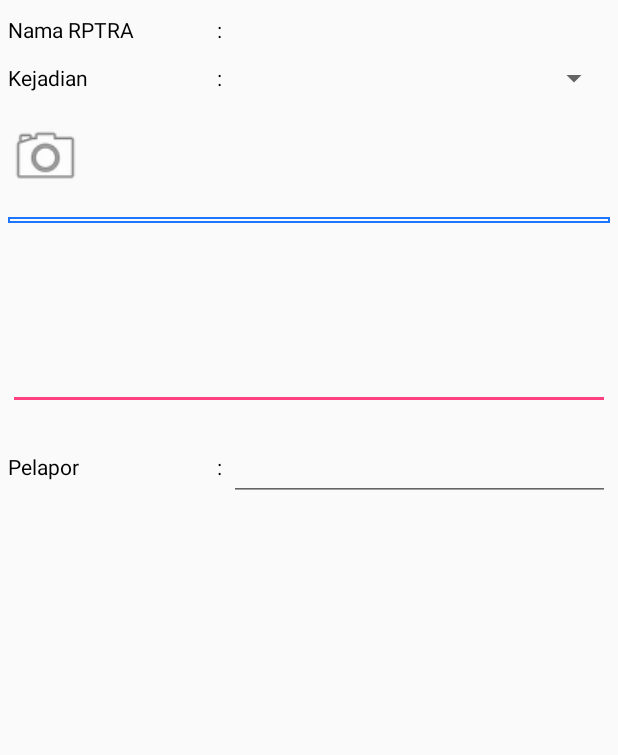
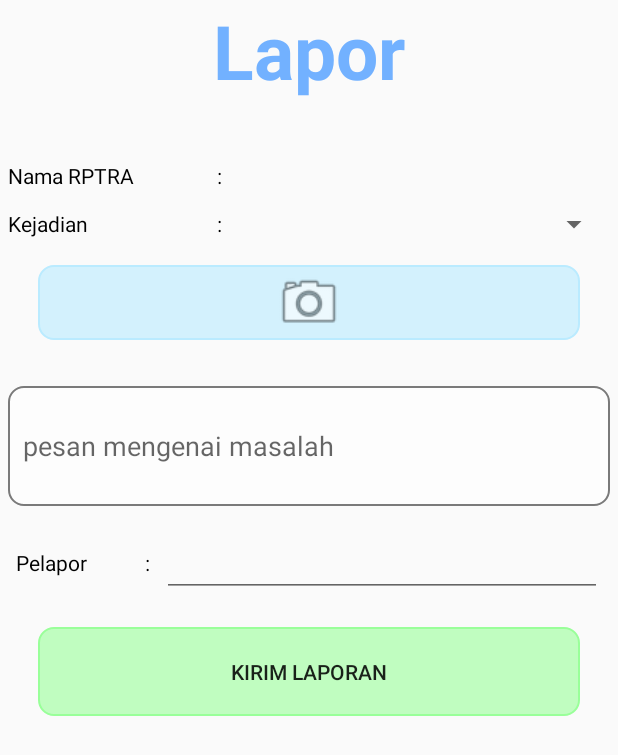
Before and after one commit to pantidev/hackjak2017_android_pantidev, an Android app: the layout report.xml on its own in the app's theme, with its tools: preview values and no code run, on a phone screen of 412 x 824 dp. Shown: the top 755 px of the screen. Run offline under Robolectric (Android 15) with nearby library versions, the phone set to English and light mode, and no system bars.

Commit message:
polishing layout

```diff
--- /dev/null
+++ b/app/src/main/res/drawable/launcher.xml
@@ -0,0 +1,10 @@
+<?xml version="1.0" encoding="utf-8"?>
+<layer-list xmlns:android="http://schemas.android.com/apk/res/android"
+    android:opacity="opaque">
+    <item android:drawable="@color/white"/>
+    <item>
+        <bitmap
+            android:gravity="center"
+            android:src="@drawable/launch"/>
+    </item>
+</layer-list>
--- a/app/src/main/res/layout/report.xml
+++ b/app/src/main/res/layout/report.xml
@@ -7,6 +7,17 @@
     android:orientation="vertical"
     >
 
+    <TextView
+        android:layout_width="match_parent"
+        android:layout_height="wrap_content"
+        android:textColor="#72b1ff"
+        android:text="Lapor"
+        android:textStyle="bold"
+        android:textSize="50sp"
+        android:layout_marginBottom="30sp"
+        android:textAlignment="center"
+        android:gravity="center_vertical"
+        />
     <LinearLayout
         android:layout_width="match_parent"
         android:layout_height="wrap_content"
@@ -16,6 +27,7 @@
         android:layout_marginRight="5sp"
         android:layout_marginLeft="5sp"
         >
+
         <TextView
             android:layout_width="match_parent"
             android:layout_height="match_parent"
@@ -66,18 +78,23 @@
             android:layout_height="wrap_content"
             android:layout_weight="0.55"
             android:id="@+id/spnEvent"
+
             />
     </LinearLayout>
 
 
+
+
     <ImageView
-        android:layout_width="50sp"
+        android:layout_width="match_parent"
         android:layout_height="50sp"
         android:src="@android:drawable/ic_menu_camera"
+        android:background="@drawable/box_ash"
+        android:backgroundTint="#baebff"
         android:layout_marginTop="10sp"
         android:layout_marginBottom="5sp"
-        android:layout_marginRight="5sp"
-        android:layout_marginLeft="5sp"
+        android:layout_marginRight="25sp"
+        android:layout_marginLeft="25sp"
         android:id="@+id/ivCamera"/>
 
     <LinearLayout
@@ -89,20 +106,22 @@
         android:layout_marginRight="5sp"
         android:layout_marginLeft="5sp"
         android:orientation="horizontal"
-        android:gravity="center"
-        android:background="@drawable/box_border">
+        android:gravity="center">
 
     </LinearLayout>
 
 
         <EditText
             android:layout_marginTop="10sp"
+            android:padding="10sp"
             android:layout_marginBottom="5sp"
             android:layout_marginRight="5sp"
             android:layout_marginLeft="5sp"
             android:layout_width="match_parent"
-            android:layout_height="wrap_content"
+            android:layout_height="80sp"
             android:id="@+id/txtPesan"
+            android:background="@drawable/box_ash"
+            android:hint="pesan mengenai masalah"
             android:lines="4"
             />
 
@@ -110,34 +129,53 @@
     <LinearLayout
         android:layout_width="match_parent"
         android:layout_height="wrap_content"
+        android:orientation="vertical"
         android:weightSum="3"
         android:layout_marginTop="10sp"
         android:layout_marginBottom="5sp"
         android:layout_marginRight="5sp"
         android:layout_marginLeft="5sp"
         >
+
+        <LinearLayout
+            android:layout_width="match_parent"
+            android:layout_height="wrap_content"
+            android:layout_marginLeft="5sp"
+            android:layout_marginRight="5sp"
+            android:layout_weight="1">
             <TextView
-            android:layout_width="match_parent"
+                android:layout_width="0dp"
                 android:layout_height="match_parent"
-            android:layout_weight="1"
+                android:layout_weight="0.2"
                 android:textColor="#000"
                 android:text="Pelapor"
                 android:gravity="center_vertical"
                 />
             <TextView
-            android:layout_width="match_parent"
+                android:layout_width="0dp"
                 android:layout_height="match_parent"
-            android:layout_weight="1.45"
+                android:layout_weight="0.05"
                 android:text=":"
                 android:gravity="center"
                 android:textColor="#000"
                 />
             <EditText
-            android:layout_width="match_parent"
+                android:layout_width="0dp"
                 android:layout_height="wrap_content"
-            android:layout_weight="0.55"
+                android:layout_weight="0.75"
                 android:id="@+id/txtPelapor"
                 />
         </LinearLayout>
 
+        <Button
+        android:layout_width="match_parent"
+        android:layout_height="wrap_content"
+        android:text="kirim laporan"
+        android:background="@drawable/box_ash"
+        android:backgroundTint="#99ff99"
+        android:padding="20sp"
+        android:layout_margin="20sp"
+            android:onClick="submitReport"/>
     </LinearLayout>
+
+</LinearLayout>
--- a/app/src/main/res/menu/approve_menu.xml
+++ b/app/src/main/res/menu/approve_menu.xml
@@ -5,6 +5,6 @@
     <item
         android:id="@+id/approve"
         android:icon="@drawable/submit_action"
-        android:title="Approve"
+        android:title="@string/approve"
         app:showAsAction="always" />
 </menu>
--- a/app/src/main/res/values/colors.xml
+++ b/app/src/main/res/values/colors.xml
@@ -3,6 +3,7 @@
     <!--<color name="colorPrimary">#3F51B5</color>-->
     <color name="colorPrimary">#8c938d</color>
     <color name="font">#000000</color>
+    <color name="white">#ffffff</color>
     <color name="colorPrimaryDark">#303F9F</color>
     <color name="colorAccent">#FF4081</color>
     <color name="backgroundTransparent">#99ffffff</color>
--- a/app/src/main/res/values/strings.xml
+++ b/app/src/main/res/values/strings.xml
@@ -2,6 +2,7 @@
     <string name="app_name">Tako</string>
     <string name="title_activity_maps">Map</string>
     <string name="Logo">Selamat Datang di TAKO\n Peta dan Pengaduan Sekitar RPTRA</string>
+    <string name="approve">Approve</string>
 
     <string-array name="Event">
         <item>Pilih Tema Pelaporan</item>
--- a/app/src/main/res/values/styles.xml
+++ b/app/src/main/res/values/styles.xml
@@ -18,4 +18,8 @@
 
     </style>
 
+    <style name="SplashTheme" parent="Theme.AppCompat.NoActionBar">
+        <item name="android:windowBackground">@drawable/launcher</item>
+    </style>
+
 </resources>
```
Also changed, not shown: app/src/main/AndroidManifest.xml (+22 -18 lines), app/src/main/java/hackjak/pantidev/tako/LaunchActivity.java (added, +107 -0 lines), app/src/main/java/hackjak/pantidev/tako/Report.java (+36 -4 lines), app/src/main/java/hackjak/pantidev/tako/Start.java (+1 -75 lines), app/src/main/res/drawable-hdpi/launch.jpeg (added), app/src/main/res/drawable-ldpi/launch.jpeg (added), app/src/main/res/drawable-mdpi/launch.jpeg (added), app/src/main/res/drawable-xhdpi/launch.jpeg (added), app/src/main/res/drawable-xxhdpi/launch.jpeg (added), app/src/main/res/drawable/submit_action.png (added). Lines whose indentation alone changed are shown as unchanged.
